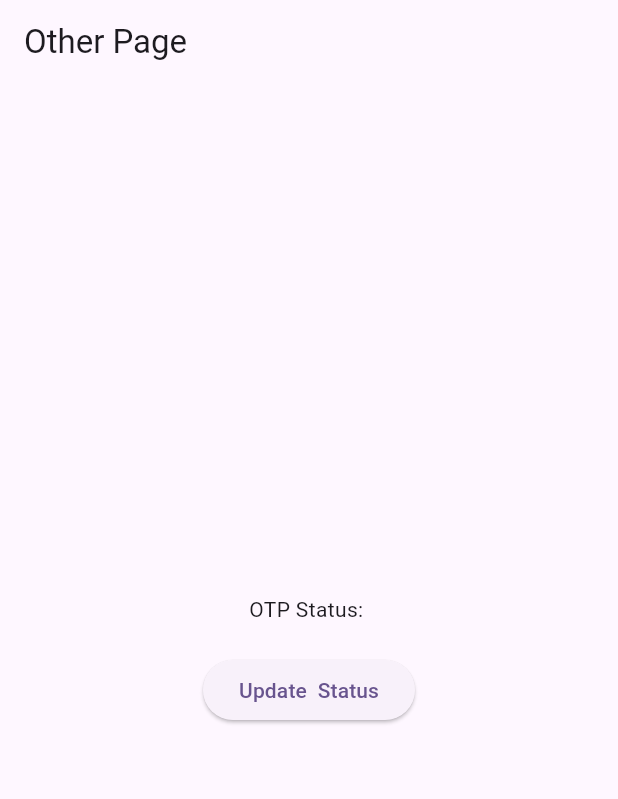
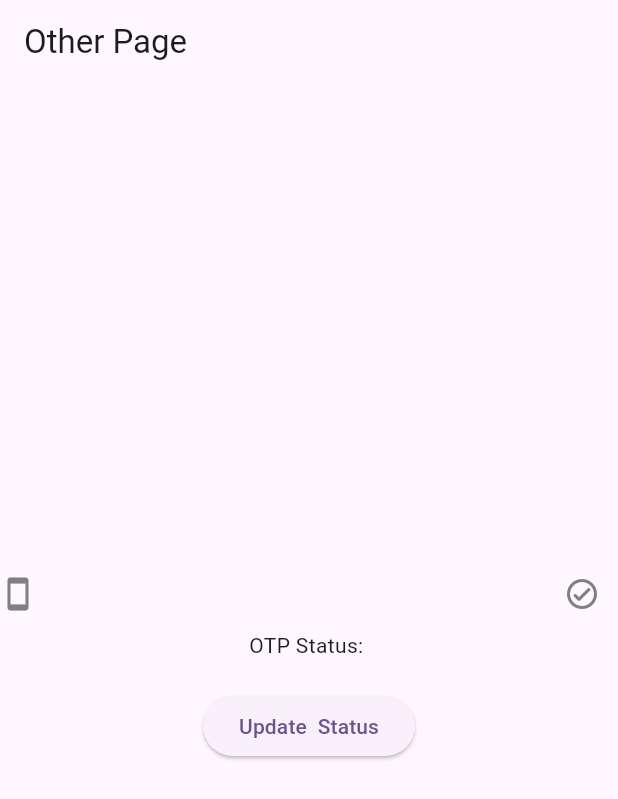
Before and after one commit to flutterTutorial/flutter_gaillary, a Flutter app: the screen it shows after launch, on a phone screen of 412 x 824 dp. Shown: the top 799 px of the screen. Run offline on Flutter 3.47's test engine with Material 3 defaults, Android fonts, the phone set to English and light mode, and no system bars; our stand-ins replace animate_do, cached_network_image, google_fonts, image_picker, photo_view.

Commit message:
textfiled

```diff
--- a/lib/screen/demo33.dart
+++ b/lib/screen/demo33.dart
@@ -1,8 +1,17 @@
 import 'package:flutter/material.dart';
 import 'package:flutter_gallery/provider/testprovider.dart';
+import 'package:flutter_gallery/utils/mycolors.dart';
+import 'package:google_fonts/google_fonts.dart';
 import 'package:provider/provider.dart';
 
-class YourOtherPage extends StatelessWidget {
+class YourOtherPage extends StatefulWidget {
+  @override
+  State<YourOtherPage> createState() => _YourOtherPageState();
+}
+
+class _YourOtherPageState extends State<YourOtherPage> {
+  TextEditingController _mobileController = new TextEditingController();
+  bool _suffixIcon = false, _isLoading = false;
   @override
   Widget build(BuildContext context) {
     return Scaffold(
@@ -13,6 +22,50 @@ class YourOtherPage extends StatelessWidget {
         child: Column(
           mainAxisAlignment: MainAxisAlignment.center,
           children: <Widget>[
+            TextField(
+          textAlignVertical: TextAlignVertical.center,
+          controller: _mobileController,
+          cursorColor: MyColors.toolDark,
+          style: GoogleFonts.roboto(
+            color: MyColors.textcolor,
+            fontWeight: FontWeight.w600,
+            fontSize: 16.0,
+          ),
+          onChanged: (value) {
+            setState(() {
+              if (value.length == 10) {
+                _suffixIcon = true;
+              } else {
+                _suffixIcon = false;
+              }
+            });
+          },
+          maxLength: 10,
+          keyboardType: TextInputType.number,
+          decoration: InputDecoration(
+            counterText: '',
+            fillColor: MyColors.textfiledbg,
+            border: InputBorder.none,
+            errorBorder: InputBorder.none,
+            enabledBorder: InputBorder.none,
+            disabledBorder: InputBorder.none,
+            focusedBorder: InputBorder.none,
+            focusedErrorBorder: InputBorder.none,
+            icon: Icon(
+              Icons.smartphone_rounded,
+              color: MyColors.textcolor,
+            ),
+            suffixIcon: _suffixIcon
+                ? Icon(
+                    Icons.check_circle_rounded,
+                    color: MyColors.textcolor,
+                  )
+                : Icon(
+                    Icons.check_circle_outline_rounded,
+                    color: MyColors.textcolor,
+                  ),
+          ),
+        ),
             Consumer<OTPProvider>(
               builder: (context, otpProvider, child) {
                 return Text('OTP Status: ${otpProvider.otpStatus}');
--- /dev/null
+++ b/lib/utils/mycolors.dart
@@ -0,0 +1,44 @@
+import 'dart:ui';
+
+class MyColors {
+  static const Color black = const Color(0xff000000);
+  static const Color white = const Color(0xffffffff);
+  static const Color statusDark = const Color(0xFF29417E);
+  static const Color toolDark = const Color(0xFF29417E);
+  static const Color gradientDark = const Color(0xFF29417E);
+  static const Color gradientLight = const Color(0xBE29417E);
+  static const Color toollight = const Color(0xFF627FC8);
+  static const Color toolmedium = const Color(0xFF334E91);
+  static const Color buttoncolor = const Color(0xFFE2B378);
+  static const Color buttonlightcolor = const Color(0xFFEBCE83);
+  static const Color creditcolor = const Color(0xFFC5FFD3);
+  static const Color debitcolor = const Color(0xFFFFE1E1);
+
+  static const Color textcolor = const Color(0xFF808080);
+  static const Color textfiledbg = const Color(0xFFF3F3F3);
+  static const Color otpbg = const Color(0xFFDFDFDF);
+  static const Color appbg = const Color(0xFFF8F8FA);
+  static const Color homebg = const Color(0xFFEFEFEF);
+
+  static const Color grey = const Color(0xFFCBD1D2);
+
+  static const Color btncolor = const Color(0xffD03169);
+  static const Color btnfirst = const Color(0xff5fb7c5);
+  static const Color titlebg = const Color(0xfff3f9fe);
+  static const Color datecolor = const Color(0xffFAF3F8);
+  static const Color recinnertitle = const Color(0xffDDE7EC);
+  static const Color recordtitle = const Color(0xffccdde5);
+  static const Color white_transparent = const Color(0xB3FFFFFF);
+  static const Color black_transparent = const Color(0x4c000000);
+  static const Color medium_black_transparent = const Color(0xFF555555);
+  static const Color medium_grey_transparent = const Color(0xFFEFEFEF);
+
+  static const Color dashboardgreen = const Color(0xff42d5a9);
+  static const Color dashboardv2v = const Color(0xffffaf44);
+  static const Color dashboardpur = const Color(0xffb98ff3);
+  static const Color dashboardorn = const Color(0xfff9a299);
+  static const Color dashboardpn = const Color(0xfff88ddd);
+  static const Color dashboardbl = const Color(0xff95d5f8);
+  static const Color dashboardbrown = const Color(0xffcd8282);
+  static const Color dashfusion = const Color(0xffAEAB79);
+}
```
